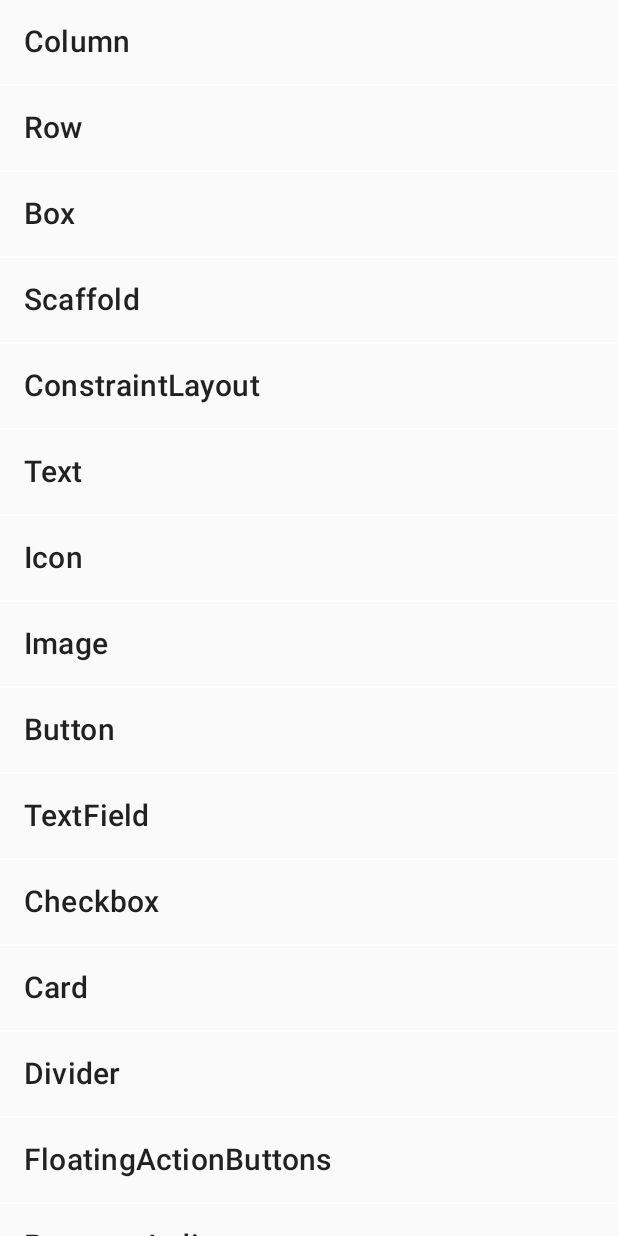
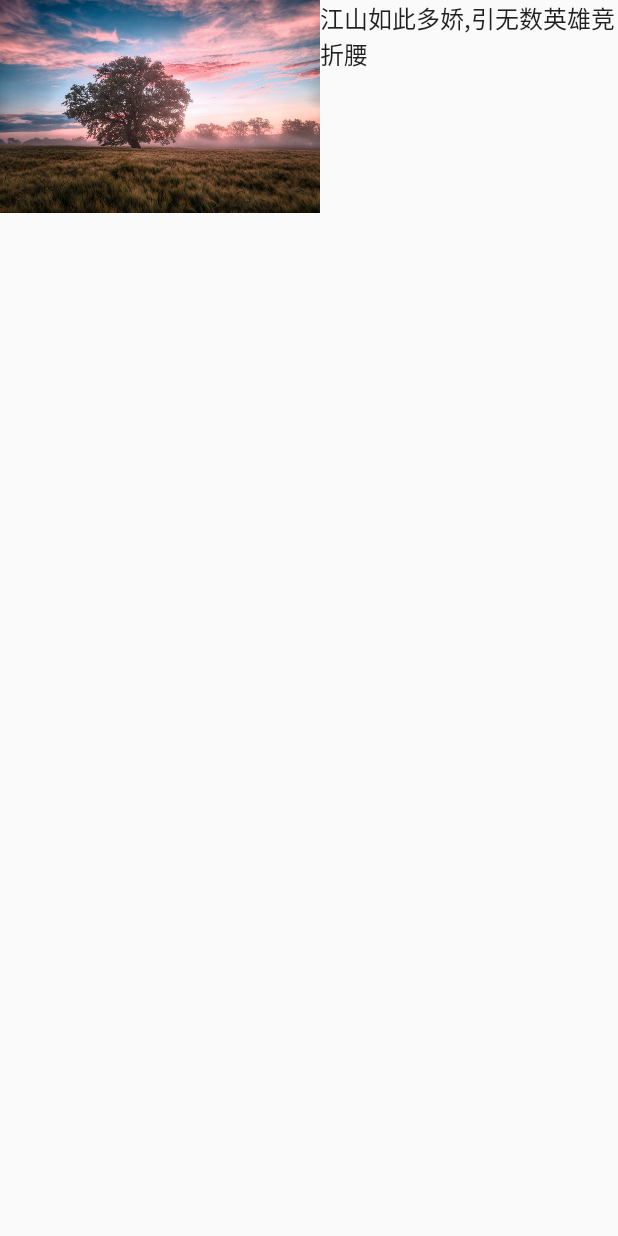
Before and after one commit to jianwenzhou/ComposeMaster, an Android app built with Jetpack Compose: the screen it shows after launch (MainActivity before the commit, SimpleActivity after it), after a tap on "Row", on a phone screen of 412 x 824 dp. Run offline under Robolectric (Android 15) with nearby library versions, the phone set to English and light mode, and no system bars; our stand-ins replace livedata-compose.

Commit message:
compose填充

```diff
--- a/app/src/main/AndroidManifest.xml
+++ b/app/src/main/AndroidManifest.xml
@@ -20,6 +20,11 @@
                 <category android:name="android.intent.category.LAUNCHER" />
             </intent-filter>
         </activity>
+
+        <activity
+            android:name=".simple.SimpleActivity"
+            android:exported="false" />
+
     </application>
 
 </manifest>
--- a/app/src/main/java/com/jianwen/composemaster/MainActivity.kt
+++ b/app/src/main/java/com/jianwen/composemaster/MainActivity.kt
@@ -5,6 +5,7 @@ import androidx.activity.ComponentActivity
 import androidx.activity.compose.setContent
 import androidx.activity.viewModels
 import androidx.compose.runtime.livedata.observeAsState
+import com.jianwen.composemaster.simple.SimpleActivity
 import com.jianwen.composemaster.ui.layout.MyLazyColumn
 import com.jianwen.composemaster.ui.theme.ComposeMasterTheme
 
@@ -17,10 +18,14 @@ class MainActivity : ComponentActivity() {
         setContent {
             ComposeMasterTheme {
                 val observeAsState = model.data.observeAsState()
-                MyLazyColumn(observeAsState.value!!){
-
+                MyLazyColumn(observeAsState.value!!) { type ->
+                    onItemClick(type)
                 }
             }
         }
     }
+
+    private fun onItemClick(type: String) {
+        SimpleActivity.start(context = this, type = type)
+    }
 }
--- a/app/src/main/java/com/jianwen/composemaster/MainViewModel.kt
+++ b/app/src/main/java/com/jianwen/composemaster/MainViewModel.kt
@@ -3,6 +3,7 @@ package com.jianwen.composemaster
 import androidx.lifecycle.LiveData
 import androidx.lifecycle.MutableLiveData
 import androidx.lifecycle.ViewModel
+import com.jianwen.composemaster.data.Const
 import com.jianwen.composemaster.data.MainListData
 
 /**
@@ -19,29 +20,30 @@ class MainViewModel : ViewModel() {
     var data: LiveData<List<MainListData>> = _data
 
 
+
     init {
         _data.value = listOf(
             //布局
-            MainListData("Column",1),
-            MainListData("Row",2),
-            MainListData("Box",3),
-            MainListData("Scaffold",4),
-            MainListData("ConstraintLayout",5),
+            MainListData(Const.Column),
+            MainListData(Const.Row),
+            MainListData(Const.Box),
+            MainListData(Const.Scaffold),
+            MainListData(Const.ConstraintLayout),
             //基本组件
-            MainListData("Text",6),
-            MainListData("Icon",7),
-            MainListData("Image",8),
-            MainListData("Button",9),
-            MainListData("TextField",10),
-            MainListData("Checkbox",11),
-            MainListData("Card",12),
-            MainListData("Divider",13),
-            MainListData("FloatingActionButtons",14),
-            MainListData("ProgressIndicator",15),
-            MainListData("RadioButton",16),
+            MainListData(Const.Text),
+            MainListData(Const.Icon),
+            MainListData(Const.Image),
+            MainListData(Const.Button),
+            MainListData(Const.TextField),
+            MainListData(Const.Checkbox),
+            MainListData(Const.Card),
+            MainListData(Const.Divider),
+            MainListData(Const.FloatingActionButtons),
+            MainListData(Const.ProgressIndicator),
+            MainListData(Const.RadioButton),
             //滚动布局
-            MainListData("LazyRow",17),
-            MainListData("LazyColumn",18),
+            MainListData(Const.LazyRow),
+            MainListData(Const.LazyColumn),
             //动画
 
 
--- a/app/src/main/java/com/jianwen/composemaster/data/MainListData.kt
+++ b/app/src/main/java/com/jianwen/composemaster/data/MainListData.kt
@@ -7,4 +7,4 @@ package com.jianwen.composemaster.data
  * @Date 2022/3/8 0:15
  * @Des 首页列表数据类
  */
-data class MainListData(val name: String, val id: Int)
+data class MainListData(val name: String)
--- /dev/null
+++ b/app/src/main/java/com/jianwen/composemaster/simple/SimpleActivity.kt
@@ -0,0 +1,32 @@
+package com.jianwen.composemaster.simple
+
+import android.content.Context
+import android.content.Intent
+import android.os.Bundle
+import androidx.activity.ComponentActivity
+import androidx.activity.compose.setContent
+import androidx.compose.runtime.getValue
+import androidx.compose.runtime.mutableStateOf
+import androidx.compose.runtime.remember
+import com.jianwen.composemaster.ui.theme.ComposeMasterTheme
+
+class SimpleActivity : ComponentActivity() {
+
+    companion object {
+        fun start(context: Context, type: String) {
+            val intent = Intent(context, SimpleActivity::class.java)
+            intent.putExtra("type", type)
+            context.startActivity(intent)
+        }
+    }
+
+    override fun onCreate(savedInstanceState: Bundle?) {
+        super.onCreate(savedInstanceState)
+        val type = intent.getStringExtra("type")
+        setContent {
+            ComposeMasterTheme {
+                SimpleCompose(type)
+            }
+        }
+    }
+}
--- /dev/null
+++ b/app/src/main/java/com/jianwen/composemaster/simple/SimpleCompose.kt
@@ -0,0 +1,80 @@
+package com.jianwen.composemaster.simple
+
+import androidx.compose.foundation.Image
+import androidx.compose.foundation.layout.Row
+import androidx.compose.material.Text
+import androidx.compose.runtime.Composable
+import androidx.compose.ui.res.painterResource
+import androidx.compose.ui.res.stringResource
+import com.jianwen.composemaster.R
+import com.jianwen.composemaster.data.Const
+import com.jianwen.composemaster.ui.layout.MyLazyColumn
+
+/**
+ * @ProjectName ComposeMaster
+ * @PackageName com.jianwen.composemaster.simple
+ * @Author jianwen.zhou
+ * @Date 2022/3/8 13:37
+ * @Des
+ */
+
+@Composable
+fun SimpleCompose(type: String?) {
+    when (type) {
+        Const.Column -> {
+
+        }
+        Const.Row -> {
+            MyRow()
+        }
+        Const.Box -> {
+        }
+        Const.Scaffold -> {
+        }
+        Const.ConstraintLayout -> {
+        }
+        Const.Text -> {
+        }
+        Const.Icon -> {
+        }
+        Const.Image -> {
+        }
+        Const.Button -> {
+        }
+        Const.TextField -> {
+        }
+        Const.Checkbox -> {
+        }
+        Const.Card -> {
+        }
+        Const.Divider -> {
+        }
+        Const.FloatingActionButtons -> {
+        }
+        Const.ProgressIndicator -> {
+        }
+        Const.RadioButton -> {
+        }
+        Const.LazyRow -> {
+        }
+        Const.LazyColumn -> {
+        }
+
+
+    }
+
+
+}
+
+@Composable
+private fun MyRow() {
+    Row() {
+        Image(
+            painter = painterResource(id = R.mipmap.main), contentDescription = stringResource(
+                R.string.test_image
+            )
+        )
+
+        Text(text = stringResource(R.string.test_string))
+    }
+}
--- a/app/src/main/java/com/jianwen/composemaster/ui/layout/MyLazyColumn.kt
+++ b/app/src/main/java/com/jianwen/composemaster/ui/layout/MyLazyColumn.kt
@@ -23,7 +23,7 @@ import com.jianwen.composemaster.data.MainListData
  */
 
 @Composable
-fun MyLazyColumn(items: List<MainListData>, onClick: (Int) -> Unit) {
+fun MyLazyColumn(items: List<MainListData>, onClick: (String) -> Unit) {
 
     Column(
         modifier = Modifier
@@ -31,8 +31,8 @@ fun MyLazyColumn(items: List<MainListData>, onClick: (Int) -> Unit) {
     ) {
         LazyColumn(modifier = Modifier.fillMaxWidth()) {
             items(items) {
-                ItemCard(it.name, Modifier.clickable { onClick(it.id) })
-                Divider(thickness = 1.dp, color = MaterialTheme.colors.background)
+                ItemCard(it.name, Modifier.clickable { onClick(it.name) })
+                Divider(thickness = 1.dp, color = MaterialTheme.colors.secondaryVariant)
             }
         }
 
--- /dev/null
+++ b/app/src/main/res/layout/base_fragment_layout.xml
@@ -0,0 +1,5 @@
+<?xml version="1.0" encoding="utf-8"?>
+<androidx.compose.ui.platform.ComposeView xmlns:android="http://schemas.android.com/apk/res/android"
+    android:id="@+id/composeView"
+    android:layout_width="match_parent"
+    android:layout_height="match_parent" />
--- a/app/src/main/res/values/strings.xml
+++ b/app/src/main/res/values/strings.xml
@@ -1,3 +1,5 @@
 <resources>
     <string name="app_name">ComposeMaster</string>
+    <string name="test_string">江山如此多娇,引无数英雄竞折腰</string>
+    <string name="test_image">测试图片</string>
 </resources>
```
Also changed, not shown: app/build.gradle (+12 -5 lines), app/src/main/java/com/jianwen/composemaster/data/Const.kt (added, +34 -0 lines), app/src/main/res/mipmap-xxhdpi/main.jpg (added), 2 other files.
